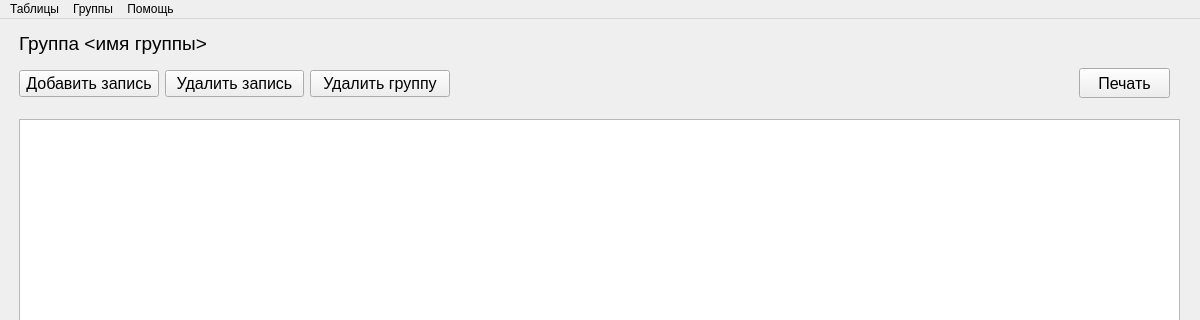
Before: the Qt Designer form ui/main.ui in came0987/dbms_mpei, drawn with Qt 5; both pictures show x 0 to 1200 and y 0 to 320 of the 1200 by 751 pixel window.
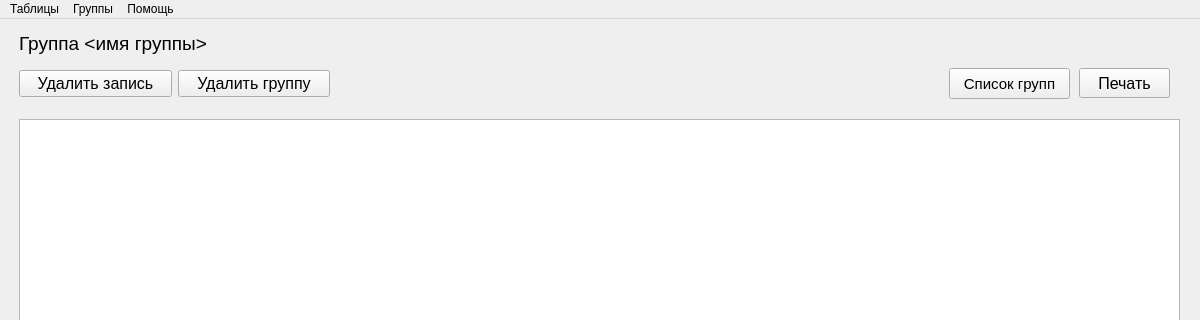
After: the same form once the commit is applied.

The edit to the form file:
```diff
--- a/ui/main.ui
+++ b/ui/main.ui
@@ -346,23 +346,11 @@
            <rect>
             <x>10</x>
             <y>30</y>
-            <width>431</width>
+            <width>311</width>
             <height>51</height>
            </rect>
           </property>
           <layout class="QHBoxLayout" name="horizontalLayout_2">
-           <item>
-            <widget class="QPushButton" name="add_record_btn">
-             <property name="font">
-              <font>
-               <pointsize>12</pointsize>
-              </font>
-             </property>
-             <property name="text">
-              <string>Добавить запись</string>
-             </property>
-            </widget>
-           </item>
            <item>
             <widget class="QPushButton" name="delete_record_btn_2">
              <property name="font">
@@ -407,6 +395,24 @@
            <string>Группа &lt;имя группы&gt;</string>
           </property>
          </widget>
+         <widget class="QPushButton" name="back_to_group_list_page_btn">
+          <property name="geometry">
+           <rect>
+            <x>940</x>
+            <y>40</y>
+            <width>121</width>
+            <height>31</height>
+           </rect>
+          </property>
+          <property name="font">
+           <font>
+            <pointsize>11</pointsize>
+           </font>
+          </property>
+          <property name="text">
+           <string>Список групп</string>
+          </property>
+         </widget>
         </widget>
        </widget>
       </widget>
```
Left out of the diff: 11 changed lines with no effect on the pictures.
